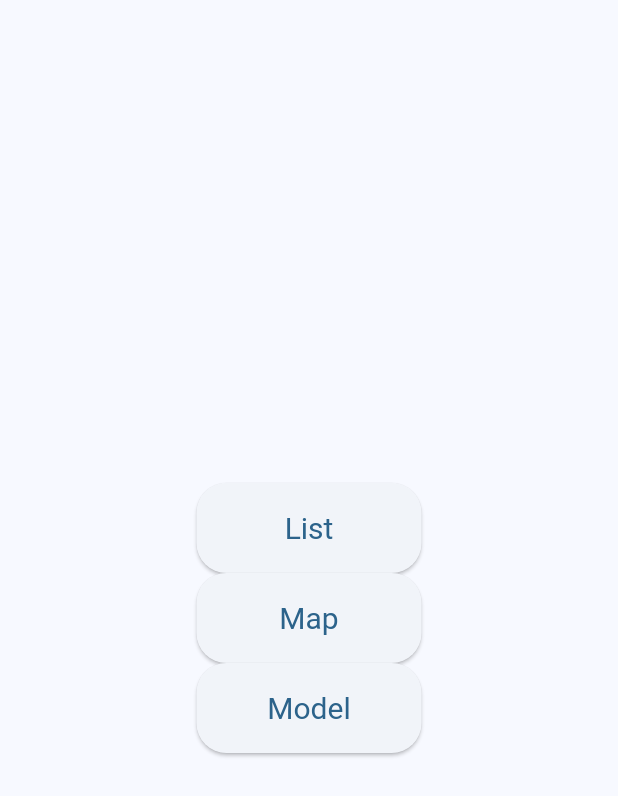
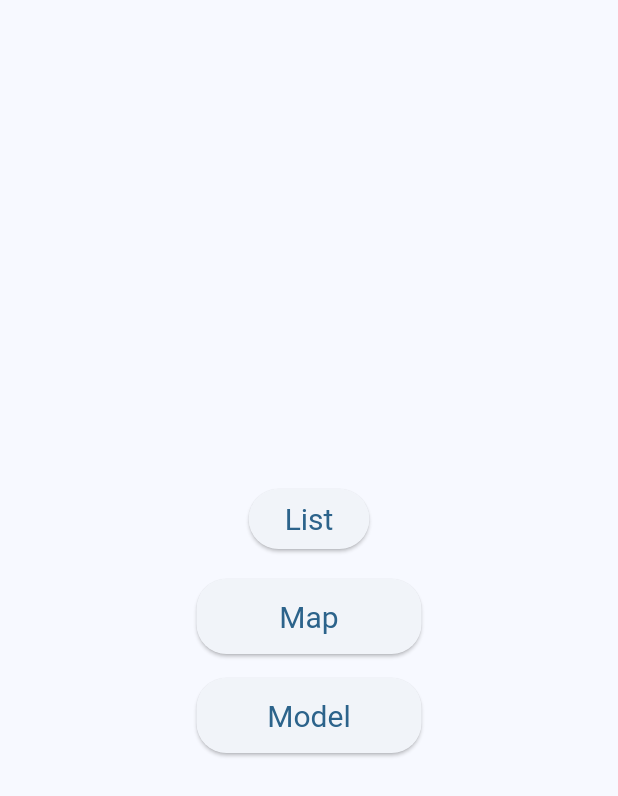
Before and after one commit to dindahanifa/belajarflutter, a Flutter app: the screen it shows after launch, on a phone screen of 412 x 824 dp. Shown: the top 796 px of the screen. Run offline on Flutter 3.47's test engine with Material 3 defaults, Android fonts, the light colour scheme and no system bars; statements that could not run were skipped.

Commit message:
tugas_sembilan_flutter

```diff
--- a/lib/tugas_sembilan_flutter/home_sembilan.dart
+++ b/lib/tugas_sembilan_flutter/home_sembilan.dart
@@ -21,7 +21,7 @@ class HomeSembilan extends StatelessWidget {
                   Navigator.push(context, MaterialPageRoute(builder: (context) => FlutterSembilan()),
                   );
                 },
-                style: ElevatedButton.styleFrom(minimumSize: Size(150, 60),
+                style: ElevatedButton.styleFrom(minimumSize: Size(150, 5tu0),
                 textStyle: TextStyle(fontSize: 20),
                 shape: RoundedRectangleBorder(borderRadius: BorderRadius.circular(20))
                 ),
@@ -29,26 +29,27 @@ class HomeSembilan extends StatelessWidget {
                 ),
             ],
           ),
+          SizedBox(height: 16,),
           ElevatedButton(
             onPressed: () {
               Navigator.push(
                 context, MaterialPageRoute(builder: (context)=> FlutterSembilanB()),
                 );
             },
-            style: ElevatedButton.styleFrom(minimumSize: Size(150, 60),
+            style: ElevatedButton.styleFrom(minimumSize: Size(150, 50),
                 textStyle: TextStyle(fontSize: 20),
                 shape: RoundedRectangleBorder(borderRadius: BorderRadius.circular(20))
                 ),
             child: Text("Map"),
             ),
-
+          SizedBox(height: 16,),
           ElevatedButton(
             onPressed: () {
               Navigator.push(
                 context, MaterialPageRoute(builder: (context)=> FlutterSembilanC()),
                 );
             },
-            style: ElevatedButton.styleFrom(minimumSize: Size(150, 60),
+            style: ElevatedButton.styleFrom(minimumSize: Size(150, 50),
                 textStyle: TextStyle(fontSize: 20),
                 shape: RoundedRectangleBorder(borderRadius: BorderRadius.circular(20))
                 ),
```
